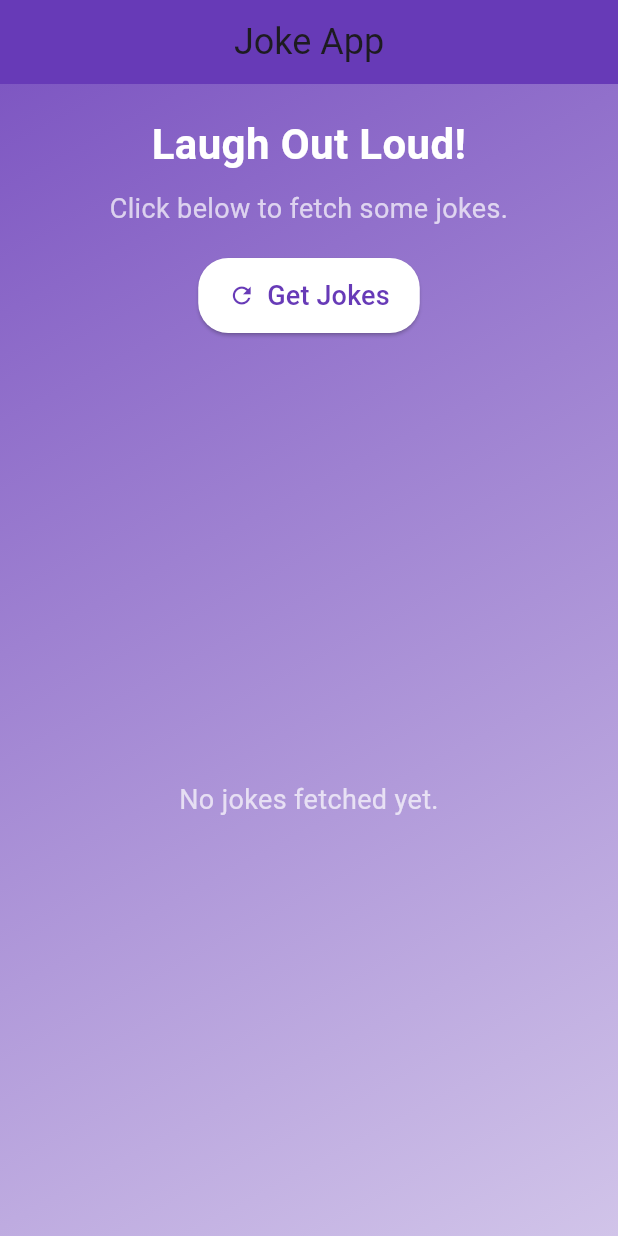
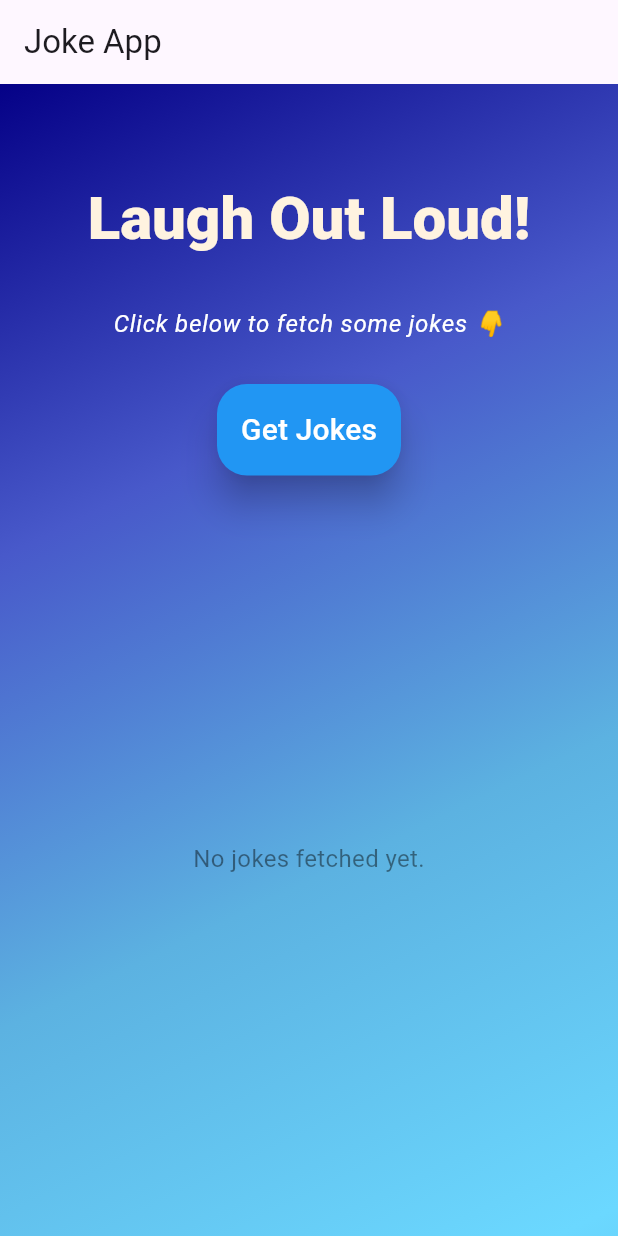
Before and after one commit to Hprasadi98/jokes_app_flutter, a Flutter app: the screen it shows after launch, on a phone screen of 412 x 824 dp. Run offline on Flutter 3.47's test engine with Material 3 defaults, Android fonts, the phone set to English and light mode, and no system bars; our stand-ins replace dio, shared_preferences; Roboto replaces fonts that are missing (ComicSans).

Commit message:
add caching

```diff
--- a/lib/joke_service.dart
+++ b/lib/joke_service.dart
@@ -7,7 +7,7 @@ class JokeService {
   Future<List<Map<String, dynamic>>> fetchJokesRaw() async {
     try {
       final response = await _dio.get(
-          'https://v2.jokeapi.dev/joke/Any?amount=5&blacklistFlags=nsfw');
+          'https://v2.jokeapi.dev/joke/Any?amount=20&blacklistFlags=nsfw');
       if (response.statusCode == 200) {
         final List<dynamic> jokesJson = response.data['jokes'];
         return jokesJson.cast<Map<String, dynamic>>();
--- a/lib/main.dart
+++ b/lib/main.dart
@@ -1,5 +1,7 @@
 import 'package:flutter/material.dart';
 import 'joke_service.dart';
+import 'package:shared_preferences/shared_preferences.dart';
+import 'dart:convert';
 
 void main() {
   runApp(MyApp());
@@ -9,205 +11,199 @@ class MyApp extends StatelessWidget {
   @override
   Widget build(BuildContext context) {
     return MaterialApp(
+      title: 'Jokes App',
+      theme: ThemeData(
+        primarySwatch: Colors.blue,
+      ),
       debugShowCheckedModeBanner: false,
-      home: JokeApp(),
+      home: JokeListPage(),
     );
   }
 }
 
-class JokeApp extends StatefulWidget {
+class JokeListPage extends StatefulWidget {
+  const JokeListPage({Key? key}) : super(key: key);
+
   @override
-  _JokeAppState createState() => _JokeAppState();
+  _JokeListPageState createState() => _JokeListPageState();
 }
 
-class _JokeAppState extends State<JokeApp> {
+class _JokeListPageState extends State<JokeListPage> {
   final JokeService _jokeService = JokeService();
-  List<Map<String, String>> jokes = [];
-  bool isLoading = false;
+  List<Map<String, dynamic>> _jokesRaw = [];
+  bool _isLoading = false;
 
-  /// Function to fetch jokes using JokeService
-  Future<void> fetchJokes() async {
+  @override
+  void initState() {
+    super.initState();
+    _loadCachedJokes();
+  }
+
+  Future<void> _fetchJokes() async {
     setState(() {
-      isLoading = true;
+      _isLoading = true;
     });
+
     try {
-      final jokesRaw = await _jokeService.fetchJokesRaw();
-      setState(() {
-        jokes = jokesRaw.map<Map<String, String>>((joke) {
-          if (joke['type'] == 'single') {
-            return {
-              'title': '😂 Funny Joke',
-              'joke': joke['joke'],
-              'setup': '',
-              'delivery': '',
-            };
-          } else {
-            return {
-              'title': '🤣 Twopart Joke',
-              'joke': '',
-              'setup': joke['setup'],
-              'delivery': joke['delivery'],
-            };
-          }
-        }).toList();
-      });
+      final jokes = await _jokeService.fetchJokesRaw();
+      if (jokes.length > 5) {
+        _jokesRaw = jokes.sublist(0, 5);
+      } else {
+        _jokesRaw = jokes;
+      }
+
+      await _cacheJokes(_jokesRaw);
     } catch (e) {
-      setState(() {
-        jokes = [
-          {'title': '⚠️ Error', 'joke': 'Error fetching jokes: $e', 'setup': '', 'delivery': ''}
-        ];
-      });
+      ScaffoldMessenger.of(context).showSnackBar(
+        SnackBar(content: Text('Failed to fetch jokes: $e')),
+      );
     } finally {
       setState(() {
-        isLoading = false;
+        _isLoading = false;
       });
     }
   }
 
+  Future<void> _loadCachedJokes() async {
+    SharedPreferences prefs = await SharedPreferences.getInstance();
+    String? jokesJson = prefs.getString('cached_jokes');
+
+    if (jokesJson != null) {
+      setState(() {
+        _jokesRaw = List<Map<String, dynamic>>.from(json.decode(jokesJson));
+      });
+    }
+  }
+
+  Future<void> _cacheJokes(List<Map<String, dynamic>> jokes) async {
+    SharedPreferences prefs = await SharedPreferences.getInstance();
+    String jokesJson = json.encode(jokes);
+    await prefs.setString('cached_jokes', jokesJson);
+  }
+
+  @override
   @override
   Widget build(BuildContext context) {
     return Scaffold(
       appBar: AppBar(
-        title: Text('Joke App', style: TextStyle(fontSize: 24)),
-        backgroundColor: Colors.deepPurple,
-        centerTitle: true,
+        title: const Text('Joke App'),
       ),
       body: Container(
-        decoration: BoxDecoration(
+        padding: const EdgeInsets.fromLTRB(16.0, 64.0, 16.0, 16.0),
+        decoration: const BoxDecoration(
           gradient: LinearGradient(
-            colors: [Colors.deepPurple.shade400, Colors.deepPurple.shade100],
             begin: Alignment.topLeft,
-            end: Alignment.bottomRight,
+            end: Alignment(0.8, 1),
+            colors: <Color>[
+              Color(0xff050187),
+              Color(0xff4859ca),
+              Color(0xff5cb2e1),
+              Color(0xff6bd8ff),
+            ],
+            tileMode: TileMode.mirror,
           ),
         ),
         child: Column(
           children: [
-            Padding(
-              padding: const EdgeInsets.symmetric(vertical: 20.0),
-              child: Column(
-                children: [
-                  Text(
-                    "Laugh Out Loud!",
-                    style: TextStyle(
-                      fontSize: 28.0,
-                      fontWeight: FontWeight.bold,
-                      color: Colors.white,
-                    ),
-                    textAlign: TextAlign.center,
-                  ),
-                  SizedBox(height: 10.0),
-                  Text(
-                    "Click below to fetch some jokes.",
-                    style: TextStyle(
-                      fontSize: 18.0,
-                      color: Colors.white70,
-                    ),
-                    textAlign: TextAlign.center,
-                  ),
-                ],
+            Text(
+              'Laugh Out Loud!',
+              style: Theme.of(context).textTheme.headlineMedium!.copyWith(
+                color: Colors.orange[50],
+                fontWeight: FontWeight.w900,
+                fontFamily: 'ComicSans',
+                fontSize: 40,
               ),
             ),
-            ElevatedButton.icon(
-              onPressed: isLoading ? null : fetchJokes,
-              icon: Icon(Icons.refresh),
-              label: Text(
-                isLoading ? "Loading..." : "Get Jokes",
-                style: TextStyle(fontSize: 18.0),
+            const SizedBox(height: 16.0),
+            const SizedBox(height: 16.0),
+            Text(
+              'Click below to fetch some jokes 👇',
+              style: Theme.of(context)
+                  .textTheme
+                  .bodyLarge!
+                  .copyWith(color: Colors.white, fontStyle: FontStyle.italic),
+            ),
+            const SizedBox(height: 28.0),
+            ElevatedButton(
+              onPressed: _isLoading ? null : _fetchJokes,
+              child: Text(
+                _isLoading ? "Loading..." : "Get Jokes",
+                style: TextStyle(fontSize: 20),
               ),
               style: ElevatedButton.styleFrom(
-                backgroundColor: Colors.white,
-                foregroundColor: Colors.deepPurple,
+                backgroundColor: Colors.blue,
+                foregroundColor: Colors.white,
                 shape: RoundedRectangleBorder(
-                  borderRadius: BorderRadius.circular(20.0),
-                ),
-                padding: EdgeInsets.symmetric(horizontal: 20.0, vertical: 12.0),
+                    borderRadius: BorderRadius.circular(20)),
+                padding: const EdgeInsets.all(16.0),
+                elevation: 10,
               ),
             ),
-            SizedBox(height: 20.0),
+            const SizedBox(height: 20),
             Expanded(
-              child: isLoading
-                  ? Center(
-                child: CircularProgressIndicator(
-                  color: Colors.white,
-                ),
-              )
-                  : jokes.isEmpty
-                  ? Center(
+              child: _jokesRaw.isEmpty
+                  ? const Center(
                 child: Text(
-                  "No jokes fetched yet.",
+                  'No jokes fetched yet.',
                   style: TextStyle(
-                    fontSize: 18.0,
-                    color: Colors.white70,
+                    fontSize: 16,
+                    color: Colors.black45,
                   ),
-                  textAlign: TextAlign.center,
                 ),
               )
                   : ListView.builder(
-                padding: EdgeInsets.all(16.0),
-                itemCount: jokes.length,
+                itemCount: _jokesRaw.length,
+                padding: const EdgeInsets.symmetric(horizontal: 16),
                 itemBuilder: (context, index) {
-                  final joke = jokes[index];
-                  return Card(
-                    margin: EdgeInsets.only(bottom: 16.0),
-                    elevation: 5.0,
-                    shape: RoundedRectangleBorder(
-                      borderRadius: BorderRadius.circular(20.0),
+                  final joke = _jokesRaw[index];
+                  return Container(
+                    margin: const EdgeInsets.symmetric(vertical: 8),
+                    padding: const EdgeInsets.all(16.0),
+                    decoration: BoxDecoration(
+                      color: Colors.white,
+                      borderRadius: BorderRadius.circular(12.0),
+                      boxShadow: [
+                        BoxShadow(
+                          color: Colors.grey.withOpacity(0.5),
+                          spreadRadius: 2,
+                          blurRadius: 4,
+                          offset: const Offset(0, 2),
+                        ),
+                      ],
                     ),
-                    child: Padding(
-                      padding: EdgeInsets.all(16.0),
-                      child: Column(
-                        crossAxisAlignment: CrossAxisAlignment.start,
-                        children: [
-                          Text(
-                            joke['title']!,
-                            style: TextStyle(
-                              fontSize: 20.0,
-                              fontWeight: FontWeight.bold,
-                              color: Colors.deepPurple,
-                            ),
+                    child: Column(
+                      crossAxisAlignment: CrossAxisAlignment.start,
+                      children: [
+                        Text(
+                          joke['type'] == 'single'
+                              ? '😂 Single Joke'
+                              : '🤣 ${joke['category']}',
+                          style: Theme.of(context)
+                              .textTheme
+                              .titleLarge!
+                              .copyWith(
+                            color: Colors.black,
+                            fontWeight: FontWeight.bold,
                           ),
-                          SizedBox(height: 10.0),
-                          if (joke['setup']!.isNotEmpty)
-                            Text(
-                              'Q: ${joke['setup']}',
-                              style: TextStyle(
-                                fontSize: 16.0,
-                                fontWeight: FontWeight.w500,
-                                color: Colors.black87,
-                              ),
-                            ),
-                          if (joke['delivery']!.isNotEmpty)
-                            Padding(
-                              padding: const EdgeInsets.only(top: 8.0),
-                              child: Text(
-                                'A: ${joke['delivery']}',
-                                style: TextStyle(
-                                  fontSize: 16.0,
-                                  fontWeight: FontWeight.w400,
-                                  color: Colors.black54,
-                                ),
-                              ),
-                            ),
-                          if (joke['joke']!.isNotEmpty)
-                            Text(
-                              joke['joke']!,
-                              style: TextStyle(
-                                fontSize: 16.0,
-                                fontWeight: FontWeight.w400,
-                                color: Colors.black87,
-                              ),
-                              textAlign: TextAlign.left,
-                            ),
-                        ],
-                      ),
+                        ),
+                        const SizedBox(height: 8.0),
+                        Text(
+                          joke['type'] == 'single'
+                              ? joke['joke']
+                              : '${joke['setup']}\n\n${joke['delivery']}',
+                          style: const TextStyle(
+                              fontSize: 16.0, color: Colors.black87),
+                        ),
+                      ],
                     ),
                   );
                 },
               ),
-            ),
+            )
           ],
         ),
       ),
     );
   }
+
 }
--- a/pubspec.yaml
+++ b/pubspec.yaml
@@ -30,7 +30,7 @@ environment:
 dependencies:
   flutter:
     sdk: flutter
-
+  shared_preferences: ^2.1.0
 
   # The following adds the Cupertino Icons font to your application.
   # Use with the CupertinoIcons class for iOS style icons.
```
Also changed, not shown: pubspec.lock, 1 other file.
